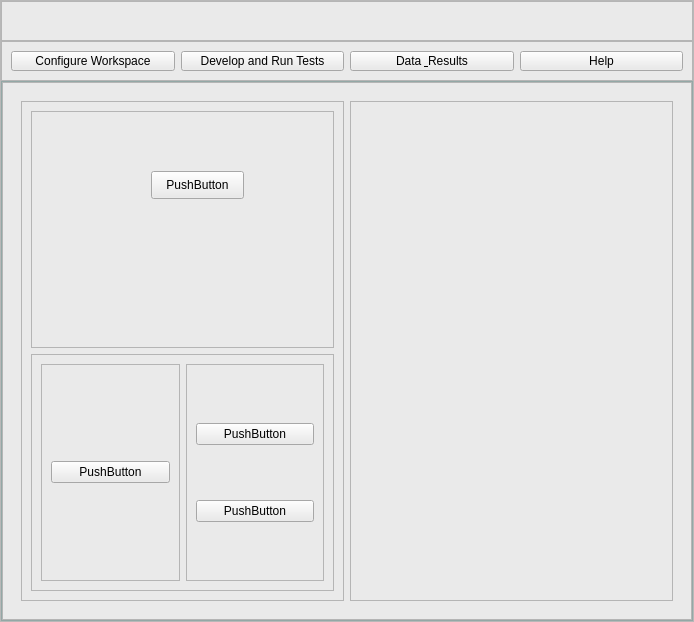
Old version of the form GUI/IPTC_GUI.ui in the repository rrios19/mci_iptc.
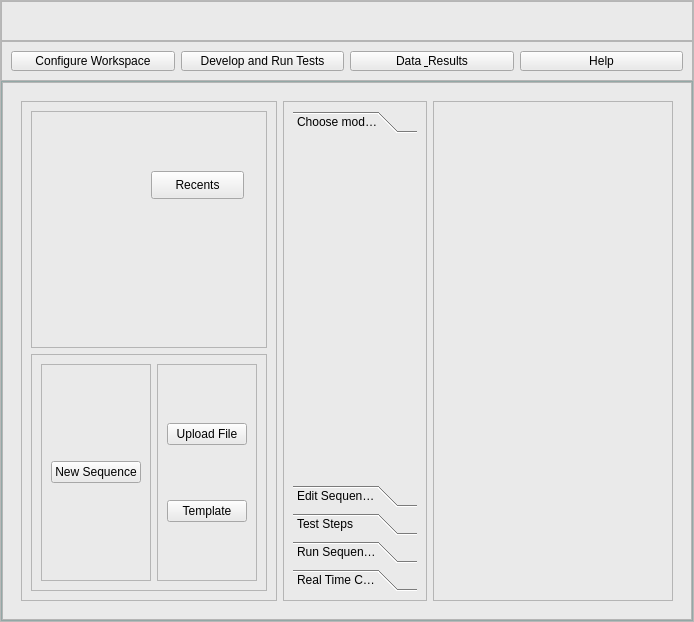
New version of the form. Icons and pictures are not drawn.

The edit to the form file:
```diff
--- a/GUI/IPTC_GUI.ui
+++ b/GUI/IPTC_GUI.ui
@@ -39,7 +39,7 @@
       <property name="frameShadow">
        <enum>QFrame::Raised</enum>
       </property>
-      <layout class="QVBoxLayout" name="verticalLayout_2" stretch="0,0,0,8">
+      <layout class="QVBoxLayout" name="verticalLayout_2" stretch="0,0,8">
        <property name="spacing">
         <number>0</number>
        </property>
@@ -463,7 +463,7 @@
                         </rect>
                        </property>
                        <property name="text">
-                        <string>PushButton</string>
+                        <string>Recents</string>
                        </property>
                       </widget>
                      </widget>
@@ -489,7 +489,7 @@
                           <item>
                            <widget class="QPushButton" name="pushButton_11">
                             <property name="text">
-                             <string>PushButton</string>
+                             <string>New Sequence</string>
                             </property>
                            </widget>
                           </item>
@@ -508,14 +508,14 @@
                           <item>
                            <widget class="QPushButton" name="pushButton_12">
                             <property name="text">
-                             <string>PushButton</string>
+                             <string>Upload File</string>
                             </property>
                            </widget>
                           </item>
                           <item>
                            <widget class="QPushButton" name="pushButton_13">
                             <property name="text">
-                             <string>PushButton</string>
+                             <string>Template</string>
                             </property>
                            </widget>
                           </item>
@@ -536,8 +536,61 @@
                    <property name="frameShadow">
                     <enum>QFrame::Raised</enum>
                    </property>
+                   <layout class="QVBoxLayout" name="verticalLayout_3">
+                    <item>
+                     <widget class="QToolBox" name="tb_test">
+                      <property name="currentIndex">
+                       <number>0</number>
+                      </property>
+                      <widget class="QWidget" name="pageChooseModules">
+                       <property name="geometry">
+                        <rect>
+                         <x>0</x>
+                         <y>0</y>
+                         <width>89</width>
+                         <height>333</height>
+                        </rect>
+                       </property>
+                       <attribute name="label">
+                        <string>Choose modules</string>
+                       </attribute>
+                      </widget>
+                      <widget class="QWidget" name="page_edit_seq">
+                       <attribute name="label">
+                        <string>Edit Sequence Structure</string>
+                       </attribute>
+                      </widget>
+                      <widget class="QWidget" name="page_test_steps">
+                       <property name="geometry">
+                        <rect>
+                         <x>0</x>
+                         <y>0</y>
+                         <width>89</width>
+                         <height>333</height>
+                        </rect>
+                       </property>
+                       <attribute name="label">
+                        <string>Test Steps</string>
+                       </attribute>
+                      </widget>
+                      <widget class="QWidget" name="page_run_seq">
+                       <attribute name="label">
+                        <string>Run Sequence Structure</string>
+                       </attribute>
+                      </widget>
+                      <widget class="QWidget" name="page_5">
+                       <attribute name="label">
+                        <string>Real Time Controls</string>
+                       </attribute>
+                      </widget>
+                     </widget>
+                    </item>
+                   </layout>
                   </widget>
                  </item>
+                 <item>
+                  <widget class="QGraphicsView" name="graphicsView"/>
+                 </item>
                 </layout>
                </widget>
                <widget class="QWidget" name="page_DataRes">
```
Left out of the diff: 11 changed lines with no effect on the pictures.
